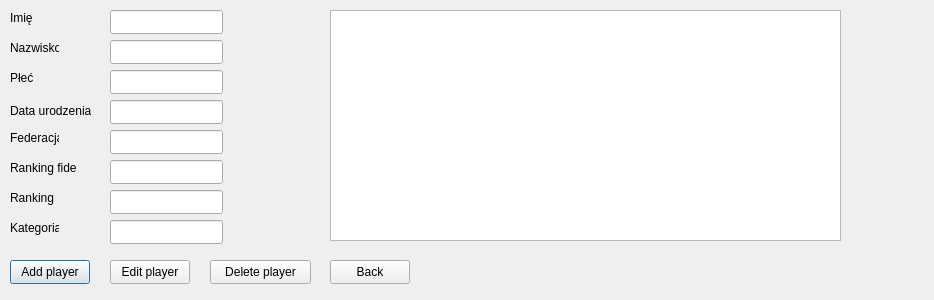
szachiszta/chess-pairing-program, file chess_pairing_program/addnewplayer.ui: the form before one commit.
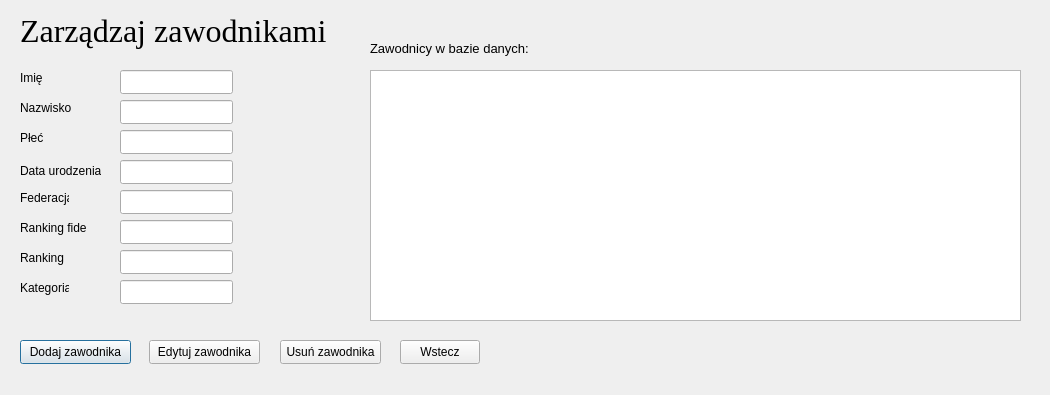
The form after the commit.

Diff of the .ui file:
```diff
--- a/chess_pairing_program/addnewplayer.ui
+++ b/chess_pairing_program/addnewplayer.ui
@@ -6,8 +6,8 @@
    <rect>
     <x>0</x>
     <y>0</y>
-    <width>934</width>
-    <height>300</height>
+    <width>1050</width>
+    <height>395</height>
    </rect>
   </property>
   <property name="windowTitle">
@@ -16,8 +16,8 @@
   <widget class="QLineEdit" name="txt_name">
    <property name="geometry">
     <rect>
-     <x>110</x>
-     <y>10</y>
+     <x>120</x>
+     <y>70</y>
      <width>113</width>
      <height>24</height>
     </rect>
@@ -29,8 +29,8 @@
   <widget class="QLineEdit" name="txt_surname">
    <property name="geometry">
     <rect>
-     <x>110</x>
-     <y>40</y>
+     <x>120</x>
+     <y>100</y>
      <width>113</width>
      <height>24</height>
     </rect>
@@ -42,8 +42,8 @@
   <widget class="QLineEdit" name="txt_sex">
    <property name="geometry">
     <rect>
-     <x>110</x>
-     <y>70</y>
+     <x>120</x>
+     <y>130</y>
      <width>113</width>
      <height>24</height>
     </rect>
@@ -55,8 +55,8 @@
   <widget class="QLineEdit" name="txt_date">
    <property name="geometry">
     <rect>
-     <x>110</x>
-     <y>100</y>
+     <x>120</x>
+     <y>160</y>
      <width>113</width>
      <height>24</height>
     </rect>
@@ -68,8 +68,8 @@
   <widget class="QLineEdit" name="txt_federation">
    <property name="geometry">
     <rect>
-     <x>110</x>
-     <y>130</y>
+     <x>120</x>
+     <y>190</y>
      <width>113</width>
      <height>24</height>
     </rect>
@@ -81,8 +81,8 @@
   <widget class="QLineEdit" name="txt_fide">
    <property name="geometry">
     <rect>
-     <x>110</x>
-     <y>160</y>
+     <x>120</x>
+     <y>220</y>
      <width>113</width>
      <height>24</height>
     </rect>
@@ -94,8 +94,8 @@
   <widget class="QLineEdit" name="txt_rating">
    <property name="geometry">
     <rect>
-     <x>110</x>
-     <y>190</y>
+     <x>120</x>
+     <y>250</y>
      <width>113</width>
      <height>24</height>
     </rect>
@@ -107,8 +107,8 @@
   <widget class="QLineEdit" name="txt_category">
    <property name="geometry">
     <rect>
-     <x>110</x>
-     <y>220</y>
+     <x>120</x>
+     <y>280</y>
      <width>113</width>
      <height>24</height>
     </rect>
@@ -120,38 +120,59 @@
   <widget class="QPushButton" name="pushButton">
    <property name="geometry">
     <rect>
-     <x>10</x>
-     <y>260</y>
-     <width>80</width>
+     <x>20</x>
+     <y>340</y>
+     <width>111</width>
      <height>24</height>
     </rect>
    </property>
+   <property name="font">
+    <font>
+     <family>Liberation Sans</family>
+    </font>
+   </property>
+   <property name="cursor">
+    <cursorShape>PointingHandCursor</cursorShape>
+   </property>
    <property name="text">
-    <string>Add player</string>
+    <string>Dodaj zawodnika</string>
    </property>
   </widget>
   <widget class="QPushButton" name="pushButton_2">
    <property name="geometry">
     <rect>
-     <x>330</x>
-     <y>260</y>
+     <x>400</x>
+     <y>340</y>
      <width>80</width>
      <height>24</height>
     </rect>
    </property>
+   <property name="font">
+    <font>
+     <family>Liberation Sans</family>
+    </font>
+   </property>
+   <property name="cursor">
+    <cursorShape>PointingHandCursor</cursorShape>
+   </property>
    <property name="text">
-    <string>Back</string>
+    <string>Wstecz</string>
    </property>
   </widget>
   <widget class="QLabel" name="label">
    <property name="geometry">
     <rect>
-     <x>10</x>
-     <y>10</y>
+     <x>20</x>
+     <y>70</y>
      <width>49</width>
      <height>16</height>
     </rect>
    </property>
+   <property name="font">
+    <font>
+     <family>Liberation Sans</family>
+    </font>
+   </property>
    <property name="text">
     <string>Imię</string>
    </property>
@@ -159,12 +180,17 @@
   <widget class="QLabel" name="label_2">
    <property name="geometry">
     <rect>
-     <x>10</x>
-     <y>40</y>
-     <width>49</width>
+     <x>20</x>
+     <y>100</y>
+     <width>61</width>
      <height>16</height>
     </rect>
    </property>
+   <property name="font">
+    <font>
+     <family>Liberation Sans</family>
+    </font>
+   </property>
    <property name="text">
     <string>Nazwisko</string>
    </property>
@@ -172,12 +198,17 @@
   <widget class="QLabel" name="label_3">
    <property name="geometry">
     <rect>
-     <x>10</x>
-     <y>70</y>
+     <x>20</x>
+     <y>130</y>
      <width>49</width>
      <height>16</height>
     </rect>
    </property>
+   <property name="font">
+    <font>
+     <family>Liberation Sans</family>
+    </font>
+   </property>
    <property name="text">
     <string>Płeć</string>
    </property>
@@ -185,12 +216,17 @@
   <widget class="QLabel" name="label_4">
    <property name="geometry">
     <rect>
-     <x>10</x>
-     <y>100</y>
+     <x>20</x>
+     <y>160</y>
      <width>81</width>
      <height>21</height>
     </rect>
    </property>
+   <property name="font">
+    <font>
+     <family>Liberation Sans</family>
+    </font>
+   </property>
    <property name="text">
     <string>Data urodzenia</string>
    </property>
@@ -198,12 +234,17 @@
   <widget class="QLabel" name="label_5">
    <property name="geometry">
     <rect>
-     <x>10</x>
-     <y>130</y>
+     <x>20</x>
+     <y>190</y>
      <width>49</width>
      <height>16</height>
     </rect>
    </property>
+   <property name="font">
+    <font>
+     <family>Liberation Sans</family>
+    </font>
+   </property>
    <property name="text">
     <string>Federacja</string>
    </property>
@@ -211,12 +252,17 @@
   <widget class="QLabel" name="label_6">
    <property name="geometry">
     <rect>
-     <x>10</x>
-     <y>160</y>
+     <x>20</x>
+     <y>220</y>
      <width>71</width>
      <height>16</height>
     </rect>
    </property>
+   <property name="font">
+    <font>
+     <family>Liberation Sans</family>
+    </font>
+   </property>
    <property name="text">
     <string>Ranking fide</string>
    </property>
@@ -224,12 +270,17 @@
   <widget class="QLabel" name="label_7">
    <property name="geometry">
     <rect>
-     <x>10</x>
-     <y>190</y>
+     <x>20</x>
+     <y>250</y>
      <width>49</width>
      <height>16</height>
     </rect>
    </property>
+   <property name="font">
+    <font>
+     <family>Liberation Sans</family>
+    </font>
+   </property>
    <property name="text">
     <string>Ranking</string>
    </property>
@@ -237,12 +288,17 @@
   <widget class="QLabel" name="label_8">
    <property name="geometry">
     <rect>
-     <x>10</x>
-     <y>220</y>
+     <x>20</x>
+     <y>280</y>
      <width>49</width>
      <height>16</height>
     </rect>
    </property>
+   <property name="font">
+    <font>
+     <family>Liberation Sans</family>
+    </font>
+   </property>
    <property name="text">
     <string>Kategoria</string>
    </property>
@@ -250,37 +306,94 @@
   <widget class="QTableView" name="tableView">
    <property name="geometry">
     <rect>
-     <x>330</x>
-     <y>10</y>
-     <width>511</width>
-     <height>231</height>
+     <x>370</x>
+     <y>70</y>
+     <width>651</width>
+     <height>251</height>
     </rect>
    </property>
   </widget>
   <widget class="QPushButton" name="edit_player">
    <property name="geometry">
     <rect>
-     <x>110</x>
-     <y>260</y>
-     <width>80</width>
+     <x>149</x>
+     <y>340</y>
+     <width>111</width>
      <height>24</height>
     </rect>
    </property>
+   <property name="font">
+    <font>
+     <family>Liberation Sans</family>
+    </font>
+   </property>
+   <property name="cursor">
+    <cursorShape>PointingHandCursor</cursorShape>
+   </property>
    <property name="text">
-    <string>Edit player</string>
+    <string>Edytuj zawodnika</string>
    </property>
   </widget>
   <widget class="QPushButton" name="pushButton_3">
    <property name="geometry">
     <rect>
-     <x>210</x>
-     <y>260</y>
+     <x>280</x>
+     <y>340</y>
      <width>101</width>
      <height>24</height>
     </rect>
    </property>
+   <property name="font">
+    <font>
+     <family>Liberation Sans</family>
+    </font>
+   </property>
+   <property name="cursor">
+    <cursorShape>PointingHandCursor</cursorShape>
+   </property>
    <property name="text">
-    <string>Delete player</string>
+    <string>Usuń zawodnika</string>
+   </property>
+  </widget>
+  <widget class="QLabel" name="label_9">
+   <property name="geometry">
+    <rect>
+     <x>370</x>
+     <y>40</y>
+     <width>161</width>
+     <height>16</height>
+    </rect>
+   </property>
+   <property name="font">
+    <font>
+     <family>Liberation Sans</family>
+     <pointsize>10</pointsize>
+    </font>
+   </property>
+   <property name="text">
+    <string>Zawodnicy w bazie danych:</string>
+   </property>
+  </widget>
+  <widget class="QLabel" name="label_10">
+   <property name="geometry">
+    <rect>
+     <x>20</x>
+     <y>10</y>
+     <width>321</width>
+     <height>41</height>
+    </rect>
+   </property>
+   <property name="font">
+    <font>
+     <family>Liberation Serif</family>
+     <pointsize>24</pointsize>
+    </font>
+   </property>
+   <property name="text">
+    <string>Zarządzaj zawodnikami</string>
+   </property>
+   <property name="textFormat">
+    <enum>Qt::PlainText</enum>
    </property>
   </widget>
  </widget>
```
Left out of the diff: 3 changed lines with no effect on the pictures.
